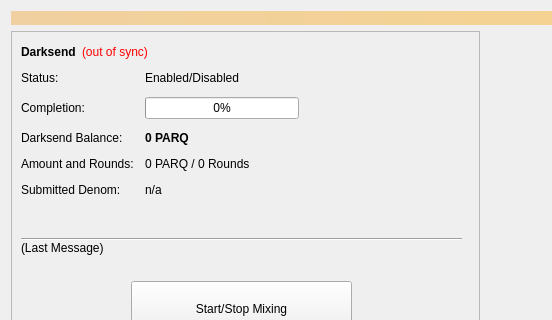
This is src/qt/forms/coinmix.ui in BareCrypto/bare-core as Qt 5 draws it before an edit; both pictures show x 0 to 552 and y 0 to 320 of the 960 by 615 pixel window. The edited form follows.
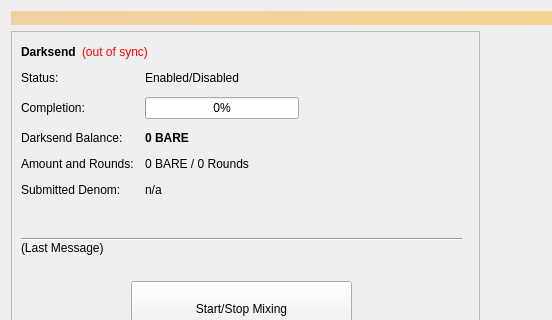
This is the edited form.

```diff
--- a/src/qt/forms/coinmix.ui
+++ b/src/qt/forms/coinmix.ui
@@ -119,7 +119,7 @@
               </font>
              </property>
              <property name="text">
-              <string notr="true">0 PARQ</string>
+              <string notr="true">0 BARE</string>
              </property>
             </widget>
            </item>
@@ -133,7 +133,7 @@
            <item row="3" column="1">
             <widget class="QLabel" name="labelAmountRounds">
              <property name="text">
-              <string>0 PARQ / 0 Rounds</string>
+              <string>0 BARE / 0 Rounds</string>
              </property>
             </widget>
            </item>
```
Left out of the diff: 2 changed lines with no effect on the pictures.
